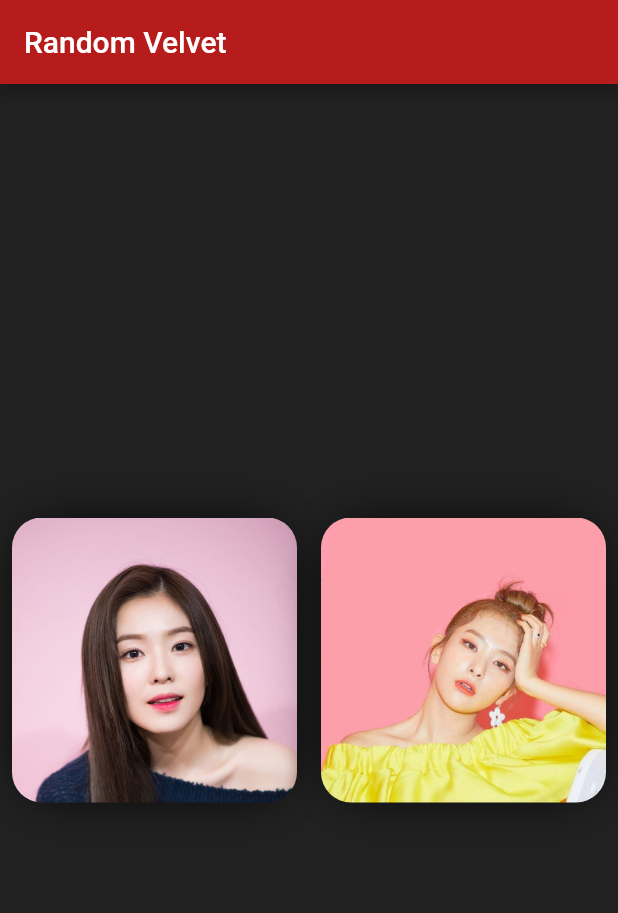
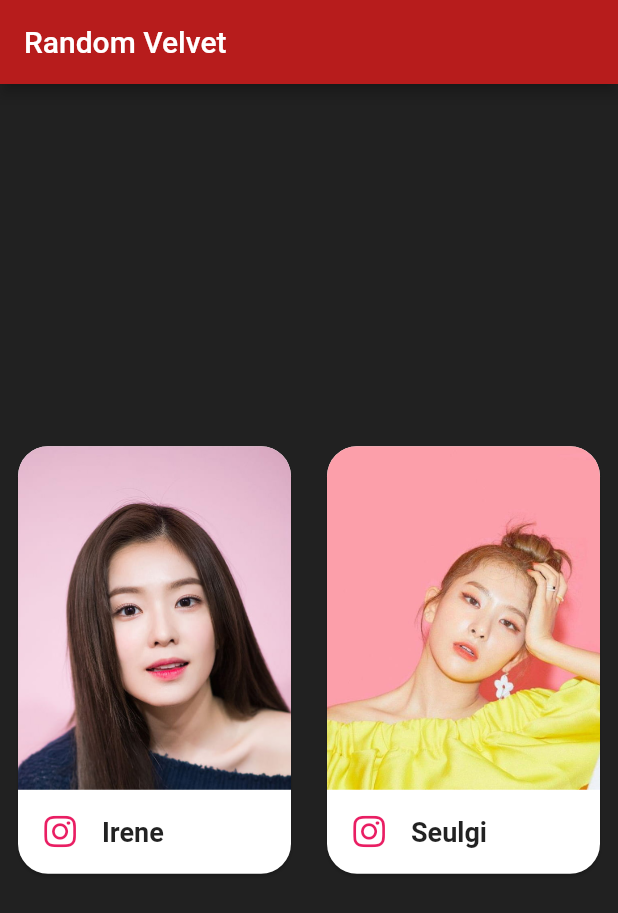
Before and after one commit to wpinrui/random_velvet, a Flutter app: the screen it shows after launch, on a phone screen of 412 x 824 dp. Shown: the top 913 px of the screen. Run offline on Flutter 3.47's test engine with Material 2 defaults, Android fonts, the phone set to English and light mode, and no system bars; our stand-ins replace font_awesome_flutter.

Commit message:
Add name to bottom of card

```diff
--- a/lib/data.dart
+++ b/lib/data.dart
@@ -4,22 +4,27 @@ class RedVelvet {
   static Member irene = Member(
     imageString: 'irene.jpg',
     link: 'https://www.instagram.com/renebaebae/',
+    name: 'Irene',
   );
   static Member seulgi = Member(
     imageString: 'seulgi.jpg',
     link: 'https://www.instagram.com/hi_sseulgi/',
+    name: 'Seulgi',
   );
   static Member wendy = Member(
     imageString: 'wendy.jpg',
     link: 'https://www.instagram.com/todayis_wendy/',
+    name: 'Wendy',
   );
   static Member joy = Member(
     imageString: 'joy.jpg',
     link: 'https://www.instagram.com/_imyour_joy/',
+    name: 'Joy',
   );
   static Member yeri = Member(
     imageString: 'yeri.jpg',
     link: 'https://www.instagram.com/yerimiese/',
+    name: 'Yeri',
   );
   static List<Member> members = [
     RedVelvet.irene,
@@ -56,5 +61,6 @@ class RedVelvet {
 class Member {
   String imageString;
   String link;
-  Member({required this.imageString, required this.link});
+  String name;
+  Member({required this.imageString, required this.link, required this.name});
 }
--- a/lib/main.dart
+++ b/lib/main.dart
@@ -2,6 +2,7 @@
 
 import 'package:flutter/material.dart';
 import 'package:random_velvet/data.dart';
+import 'package:font_awesome_flutter/font_awesome_flutter.dart';
 
 void main() {
   runApp(const MyApp());
@@ -43,14 +44,14 @@ class _RvPageState extends State<RvPage> {
             child: Padding(
               padding: const EdgeInsets.fromLTRB(0, 12, 0, 12),
               child: AspectRatio(
-                aspectRatio: 1,
+                aspectRatio: 1 / 1.5,
                 child: TextButton(
                   onPressed: () {
                     setState(() {
                       currentPair = RedVelvet.changeFirstMember(currentPair);
                     });
                   },
-                  child: PhotoCard(imagePath: currentPair[0].imageString),
+                  child: PhotoCard(member: currentPair[0]),
                 ),
               ),
             ),
@@ -59,14 +60,14 @@ class _RvPageState extends State<RvPage> {
             child: Padding(
               padding: const EdgeInsets.fromLTRB(0, 12, 0, 12),
               child: AspectRatio(
-                aspectRatio: 1,
+                aspectRatio: 1 / 1.5,
                 child: TextButton(
                   onPressed: () {
                     setState(() {
                       currentPair = RedVelvet.changeSecondMember(currentPair);
                     });
                   },
-                  child: PhotoCard(imagePath: currentPair[1].imageString),
+                  child: PhotoCard(member: currentPair[1]),
                 ),
               ),
             ),
@@ -78,32 +79,49 @@ class _RvPageState extends State<RvPage> {
 }
 
 class PhotoCard extends StatelessWidget {
-  final String imagePath;
+  final Member member;
   const PhotoCard({
-    required this.imagePath,
+    required this.member,
     super.key,
   });
 
   @override
   Widget build(BuildContext context) {
-    return Container(
-      decoration: BoxDecoration(
-        shape: BoxShape.rectangle,
-        borderRadius: BorderRadius.all(Radius.circular(20)),
-        boxShadow: [
-          BoxShadow(
-            offset: Offset(0, 0),
-            spreadRadius: -8,
-            blurRadius: 30,
-            color: Color.fromRGBO(0, 0, 0, 1),
-          )
+    return Card(
+      shape: RoundedRectangleBorder(
+        borderRadius: BorderRadius.circular(20.0),
+      ),
+      child: Column(
+        crossAxisAlignment: CrossAxisAlignment.stretch,
+        children: [
+          Expanded(
+            flex: 1,
+            child: ClipRRect(
+              borderRadius: BorderRadius.vertical(top: Radius.circular(20.0)),
+              child: Image.asset(
+                'images/${member.imageString}',
+                fit: BoxFit.cover,
+              ),
+            ),
+          ),
+          Center(
+            child: ListTile(
+              contentPadding: EdgeInsets.symmetric(vertical: 0, horizontal: 16),
+              horizontalTitleGap: 0,
+              leading: Icon(
+                FontAwesomeIcons.instagram,
+                color: Colors.pink,
+              ),
+              title: Text(
+                member.name,
+                style: TextStyle(
+                  fontSize: 18.0,
+                  fontWeight: FontWeight.bold,
+                ),
+              ),
+            ),
+          ),
         ],
-        image: DecorationImage(
-          fit: BoxFit.cover,
-          image: AssetImage(
-            'images/$imagePath',
-          ),
-        ),
       ),
     );
   }
--- a/pubspec.yaml
+++ b/pubspec.yaml
@@ -8,6 +8,7 @@ dependencies:
   flutter:
     sdk: flutter
   cupertino_icons: ^1.0.2
+  font_awesome_flutter: ^10.4.0
 dev_dependencies:
   flutter_test:
     sdk: flutter
```
